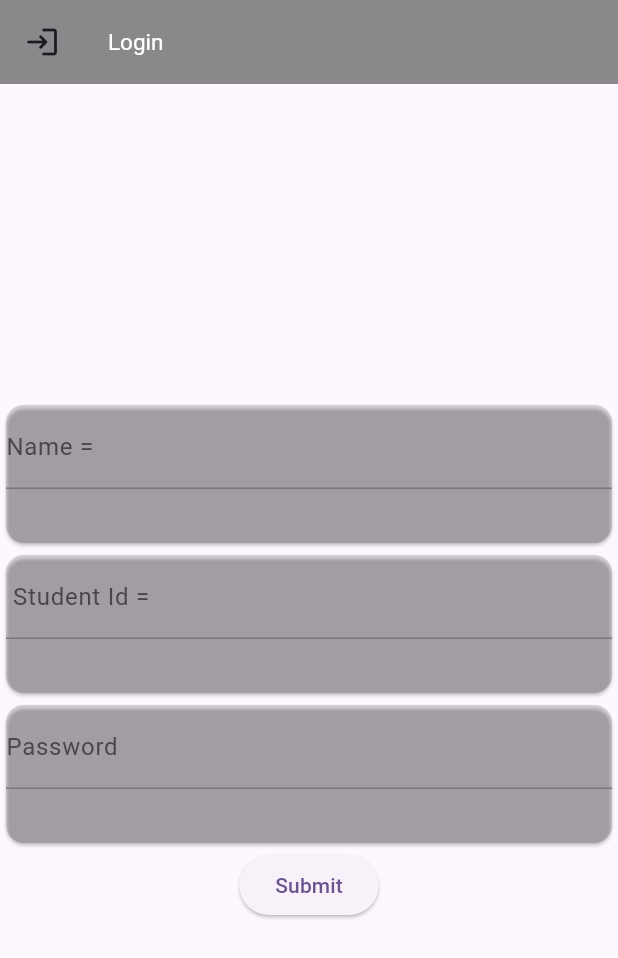
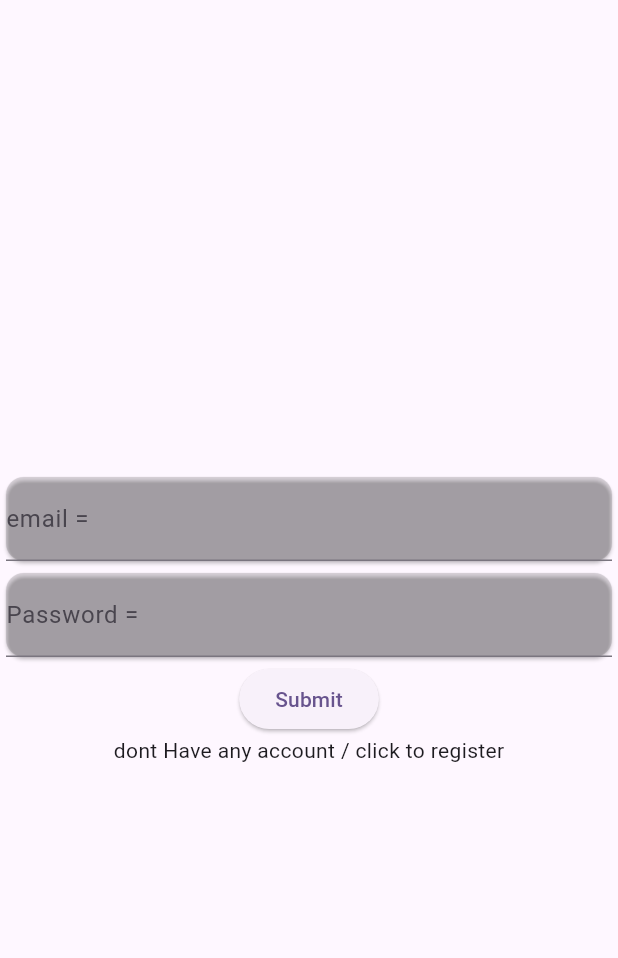
Before and after one commit to 1224jatin/student_dairy, a Flutter app: the screen it shows after launch, on a phone screen of 412 x 824 dp. Shown: the top 958 px of the screen. Run offline on Flutter 3.47's test engine with Material 3 defaults, Android fonts, the phone set to English and light mode, and no system bars; our stand-ins replace firebase_auth, firebase_core, shared_preferences, sqflite; accounts and stored records are empty.

Commit message:
6 april 2026 - create login

```diff
--- a/lib/dairy_Vm/dairy_Vm.dart
+++ b/lib/dairy_Vm/dairy_Vm.dart
@@ -7,4 +7,5 @@ class DairyVm extends ChangeNotifier{
  final dbHelper = Dbhelper();
 
 
+
 }
--- a/lib/dairy_view/dairy_Login.dart
+++ b/lib/dairy_view/dairy_Login.dart
@@ -1,92 +1,60 @@
+import 'package:firebase_auth/firebase_auth.dart';
 import 'package:flutter/cupertino.dart';
 import 'package:flutter/material.dart';
-import 'package:shared_preferences/shared_preferences.dart';
+import 'package:student_dairy/services/AuthService.dart';
+
+import 'dairy_Register.dart';
 
 class DairyLogin extends StatefulWidget{
+
   @override
   State<StatefulWidget> createState() => _DairyLogin();
-
 }
 class _DairyLogin extends State<DairyLogin>{
-  String stuId = "jaitn";
-  int pass = 123 ;
-  TextEditingController nameController = TextEditingController();
-  TextEditingController stuIdController = TextEditingController();
+  final firebaseAuth = Authservice();
+  final _formkey = GlobalKey<FormState>();
+  TextEditingController emailController = TextEditingController();
   TextEditingController passController = TextEditingController();
-  final _formkey = GlobalKey<FormState>();
-
-  Future<void> handleName() async {
-    if (_formkey.currentState!.validate()){
-    final SharedPreferences prefs = await SharedPreferences.getInstance();
-    await prefs.setString("Name",nameController.text);
-    }
-
-
-}
   @override
   Widget build(BuildContext context) {
     return Scaffold(
-      appBar: AppBar(
-        backgroundColor: Colors.black45,
-        leading: Icon(Icons.login_rounded),
-        title: const Text("Login ",style: TextStyle(color: Colors.white,fontSize: 15),),
-      ),
-      body: Form(
-        child: Column(
+      body: Form(key:_formkey,child:
+      Column(
         mainAxisAlignment: MainAxisAlignment.center,
         crossAxisAlignment: CrossAxisAlignment.center,
         children: [
-            // name controller
-            Container(
-              height: 100,
-              width: 600,
-              child: Card(
+          Card(
             color: Colors.black12,
             child: TextFormField(
-                  controller: nameController,
-                  decoration: InputDecoration(
-                      label: const Text("Name = "),
-                      hintText: "joe hopkins"
+              controller: emailController,
+              decoration:InputDecoration(
+                label: const Text("email ="),
               ),
             ),
           ),
-            ),
-            Container(
-              //student id Controller
-              height: 100,
-              width: 600,
-              child: Card(
-                color: Colors.black12,
-                child: TextFormField(
-                  controller: stuIdController,
-                  decoration: InputDecoration(
-                      label: const Text(" Student Id = "),
-                  ),
-                ),
-              ),
-            ),
-            Container(
-              // passController
-              height: 100,
-              width: 600,
-              child: Card(
+          Card(
             color: Colors.black12,
             child: TextFormField(
               controller: passController,
-                  decoration: InputDecoration(
-                      label: const Text("Password"),
-                  ),
+              decoration:InputDecoration(
+                label: const Text("Password ="),
               ),
             ),
           ),
           ElevatedButton(onPressed: (){
-              Navigator.of(context).pop;
+            if(emailController != null && passController != null){
+              firebaseAuth.loginUser(emailController.text, passController.text);
+              ScaffoldMessenger.of(context).showSnackBar(SnackBar(content: Text("${emailController.text} is login successfully....!!")));
+            }
+          }, child: const Text("Submit")),
+          InkWell(
+            child: Text("dont Have any account / click to register"),
+            onTap: (){
+              Navigator.push(context, MaterialPageRoute(builder: (context)=> DairyRegister()));
             },
-                child: const Text("Submit"))
+          )
         ],
-        ),
-      ),
+      ))
     );
   }
-
 }
--- /dev/null
+++ b/lib/services/AuthService.dart
@@ -0,0 +1,13 @@
+import 'package:firebase_auth/firebase_auth.dart';
+
+class Authservice {
+  final auth= FirebaseAuth.instance;
+
+  Future<void> createUser( String email, String password) async{
+    auth.createUserWithEmailAndPassword( email: email, password: password);
+  }
+  Future<void> loginUser(String email , String password ) async {
+    auth.signInWithEmailAndPassword(email: email, password: password);
+  }
+
+}
--- a/pubspec.yaml
+++ b/pubspec.yaml
@@ -38,6 +38,8 @@ dependencies:
   path: ^1.8.3
   firebase_core: ^4.6.0
   cloud_firestore: ^6.2.0
+  firebase_auth: ^6.3.0
+
 
   # The following adds the Cupertino Icons font to your application.
   # Use with the CupertinoIcons class for iOS style icons.
```
Also changed, not shown: lib/dairy_view/dairy_Register.dart (added, +97 -0 lines), lib/dairy_view/home_screen.dart (+6 -6 lines), lib/main.dart (+4 -21 lines), pubspec.lock, 5 other files. Lines whose indentation alone changed are shown as unchanged.
